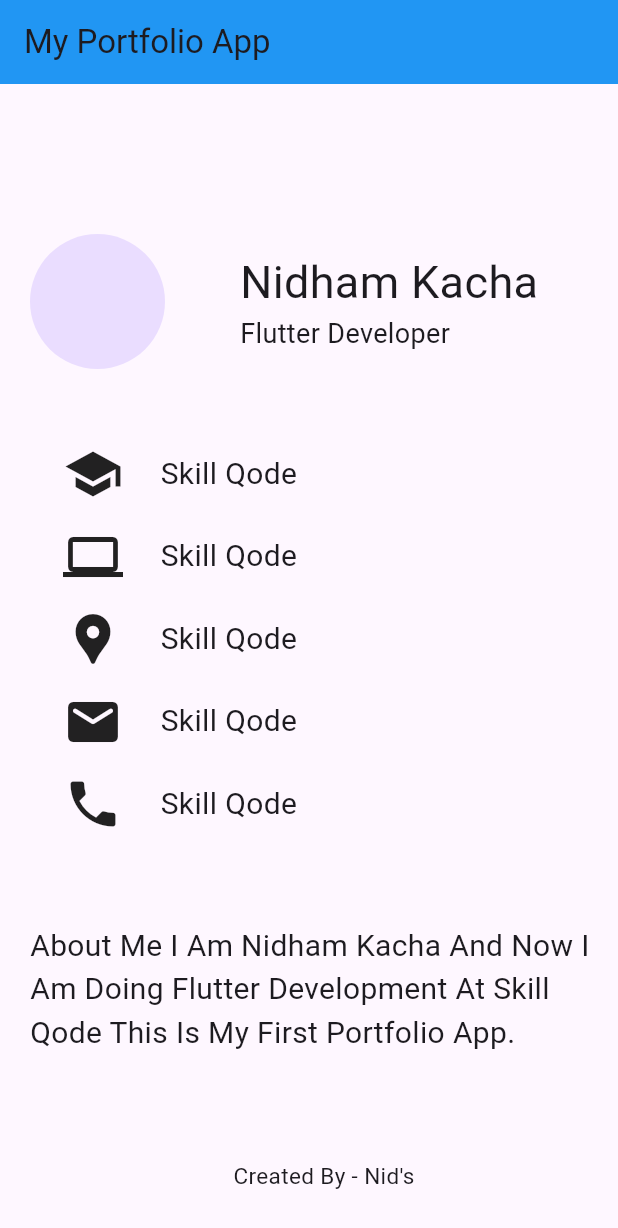
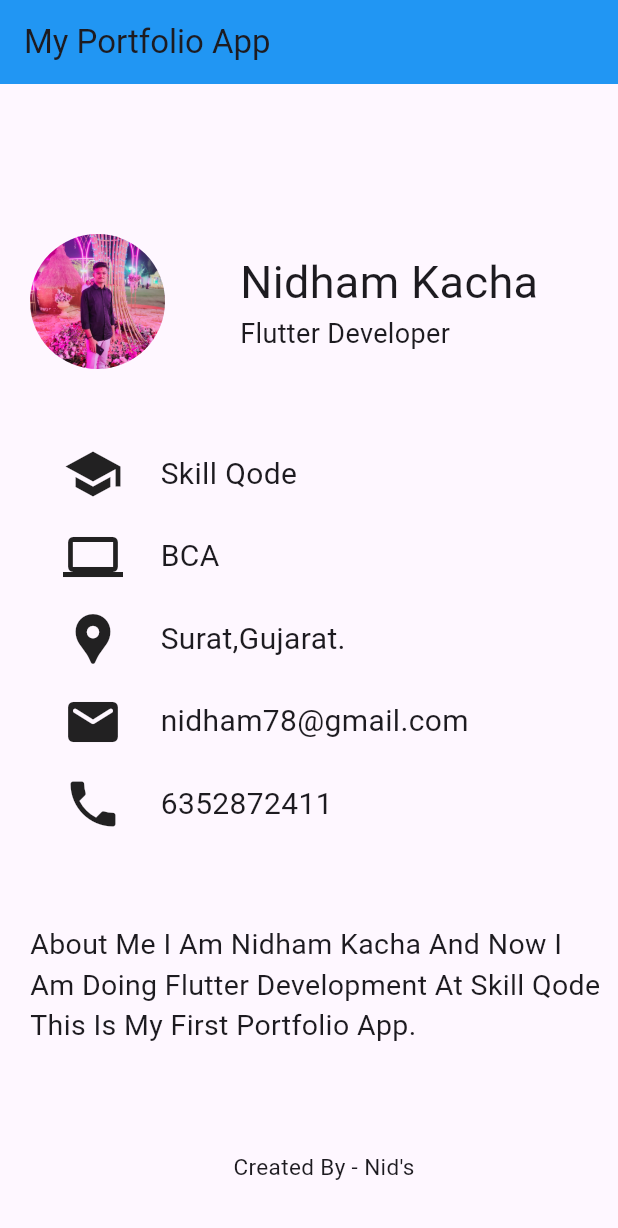
Before and after one commit to nidhamkacha/myflutterlearning, a Flutter app: the screen it shows after launch, on a phone screen of 412 x 824 dp. Shown: the top 1228 px of the screen. Run offline on Flutter 3.47's test engine with Material 3 defaults, Android fonts, the phone set to English and light mode, and no system bars.

Commit message:
4-1-24
Signed-off-by: Nidham Kacha <nidham78@gmail.com>

```diff
--- a/youtubelearn/lib/main.dart
+++ b/youtubelearn/lib/main.dart
@@ -3,6 +3,7 @@ import 'package:flutter/material.dart';
 void main() {
   runApp(MaterialApp(
     home: MyApp(),
+    debugShowCheckedModeBanner: false,
   ));
 }
 
@@ -24,6 +25,7 @@ class MyApp extends StatelessWidget {
               children: [
                 CircleAvatar(
                   radius: 45,
+                  backgroundImage: AssetImage("images/mylogo.jpg"),
                 ),
                 SizedBox(
                   width: 50,
@@ -76,7 +78,7 @@ class MyApp extends StatelessWidget {
                         width: 25,
                       ),
                       Text(
-                        "Skill Qode",
+                        "BCA",
                         style: TextStyle(fontSize: 20),
                       ),
                     ],
@@ -94,7 +96,7 @@ class MyApp extends StatelessWidget {
                         width: 25,
                       ),
                       Text(
-                        "Skill Qode",
+                        "Surat,Gujarat.",
                         style: TextStyle(fontSize: 20),
                       ),
                     ],
@@ -112,7 +114,7 @@ class MyApp extends StatelessWidget {
                         width: 25,
                       ),
                       Text(
-                        "Skill Qode",
+                        "nidham78@gmail.com",
                         style: TextStyle(fontSize: 20),
                       ),
                     ],
@@ -130,7 +132,7 @@ class MyApp extends StatelessWidget {
                         width: 25,
                       ),
                       Text(
-                        "Skill Qode",
+                        "6352872411",
                         style: TextStyle(fontSize: 20),
                       ),
                     ],
@@ -141,10 +143,13 @@ class MyApp extends StatelessWidget {
             SizedBox(
               height: 60,
             ),
-            Text(
-              "About Me I Am Nidham Kacha And Now I Am Doing Flutter Development At Skill Qode This Is My First Portfolio App.",
-              style: TextStyle(
-                fontSize: 20,
+            Padding(
+              padding: EdgeInsets.only(right: 10),
+              child: Text(
+                "About Me I Am Nidham Kacha And Now I Am Doing Flutter Development At Skill Qode This Is My First Portfolio App.",
+                style: TextStyle(
+                  fontSize: 19,
+                ),
               ),
             ),
             SizedBox(
--- a/youtubelearn/pubspec.yaml
+++ b/youtubelearn/pubspec.yaml
@@ -59,9 +59,9 @@ flutter:
   uses-material-design: true
 
   # To add assets to your application, add an assets section, like this:
-  # assets:
-  #   - images/a_dot_burr.jpeg
-  #   - images/a_dot_ham.jpeg
+  assets:
+    - images/mylogo.jpg
+    # - images/a_dot_ham.jpeg
 
   # An image asset can refer to one or more resolution-specific "variants", see
   # https://flutter.dev/assets-and-images/#resolution-aware
```
Also changed, not shown: youtubelearn/images/mylogo.jpg (added).
